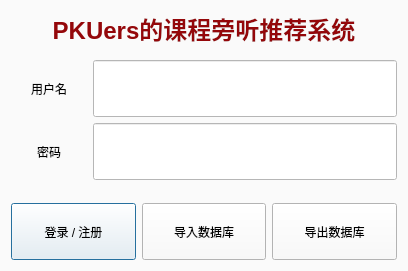
Qt form PKUCourseRadar/loginwindow.ui (DynamicCast03/PKUCourseRadar) before a commit.
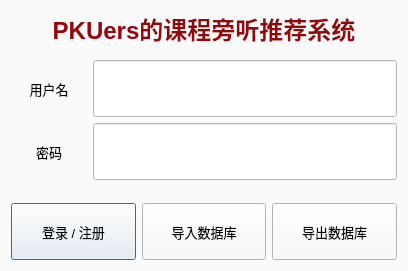
The same form after that commit. Custom widgets are drawn as their Qt base class.

What changed in the file:
```diff
--- a/PKUCourseRadar/loginwindow.ui
+++ b/PKUCourseRadar/loginwindow.ui
@@ -68,6 +68,11 @@
          <verstretch>0</verstretch>
         </sizepolicy>
        </property>
+       <property name="font">
+        <font>
+         <pointsize>10</pointsize>
+        </font>
+       </property>
        <property name="text">
         <string>用户名</string>
        </property>
@@ -101,6 +106,11 @@
          <verstretch>0</verstretch>
         </sizepolicy>
        </property>
+       <property name="font">
+        <font>
+         <pointsize>10</pointsize>
+        </font>
+       </property>
        <property name="text">
         <string>密码</string>
        </property>
@@ -150,6 +160,11 @@
          <verstretch>0</verstretch>
         </sizepolicy>
        </property>
+       <property name="font">
+        <font>
+         <pointsize>10</pointsize>
+        </font>
+       </property>
        <property name="text">
         <string>登录 / 注册</string>
        </property>
@@ -163,6 +178,11 @@
          <verstretch>0</verstretch>
         </sizepolicy>
        </property>
+       <property name="font">
+        <font>
+         <pointsize>10</pointsize>
+        </font>
+       </property>
        <property name="text">
         <string>导入数据库</string>
        </property>
@@ -176,6 +196,11 @@
          <verstretch>0</verstretch>
         </sizepolicy>
        </property>
+       <property name="font">
+        <font>
+         <pointsize>10</pointsize>
+        </font>
+       </property>
        <property name="text">
         <string>导出数据库</string>
        </property>
```
